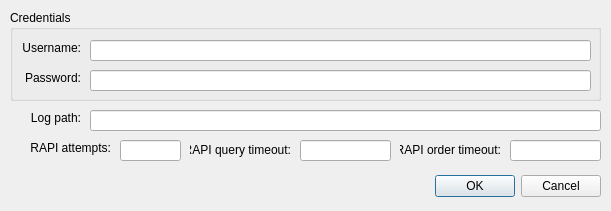
This is settings_dialog_base.ui in eodms-sgdot/eodms-qgis as Qt 5 draws it before an edit. The edited form follows.
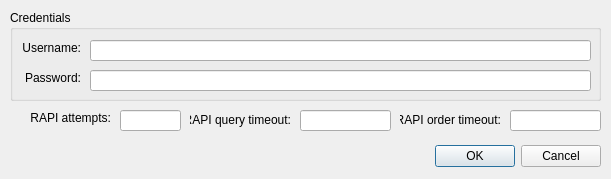
This is the edited form.

```diff
--- a/settings_dialog_base.ui
+++ b/settings_dialog_base.ui
@@ -7,7 +7,7 @@
     <x>0</x>
     <y>0</y>
     <width>611</width>
-    <height>211</height>
+    <height>179</height>
    </rect>
   </property>
   <property name="windowTitle">
@@ -17,7 +17,7 @@
    <property name="geometry">
     <rect>
      <x>260</x>
-     <y>170</y>
+     <y>140</y>
      <width>341</width>
      <height>32</height>
     </rect>
@@ -100,37 +100,11 @@
     </property>
    </widget>
   </widget>
-  <widget class="QLabel" name="lblLog">
-   <property name="geometry">
-    <rect>
-     <x>20</x>
-     <y>110</y>
-     <width>61</width>
-     <height>16</height>
-    </rect>
-   </property>
-   <property name="text">
-    <string>Log path:</string>
-   </property>
-   <property name="alignment">
-    <set>Qt::AlignRight|Qt::AlignTrailing|Qt::AlignVCenter</set>
-   </property>
-  </widget>
-  <widget class="QLineEdit" name="txtLog">
-   <property name="geometry">
-    <rect>
-     <x>90</x>
-     <y>110</y>
-     <width>511</width>
-     <height>21</height>
-    </rect>
-   </property>
-  </widget>
   <widget class="QLabel" name="label_4">
    <property name="geometry">
     <rect>
      <x>20</x>
-     <y>140</y>
+     <y>110</y>
      <width>91</width>
      <height>16</height>
     </rect>
@@ -146,7 +120,7 @@
    <property name="geometry">
     <rect>
      <x>120</x>
-     <y>140</y>
+     <y>110</y>
      <width>61</width>
      <height>21</height>
     </rect>
@@ -156,7 +130,7 @@
    <property name="geometry">
     <rect>
      <x>300</x>
-     <y>140</y>
+     <y>110</y>
      <width>91</width>
      <height>21</height>
     </rect>
@@ -166,7 +140,7 @@
    <property name="geometry">
     <rect>
      <x>190</x>
-     <y>140</y>
+     <y>110</y>
      <width>101</width>
      <height>20</height>
     </rect>
@@ -182,7 +156,7 @@
    <property name="geometry">
     <rect>
      <x>510</x>
-     <y>140</y>
+     <y>110</y>
      <width>91</width>
      <height>21</height>
     </rect>
@@ -192,7 +166,7 @@
    <property name="geometry">
     <rect>
      <x>400</x>
-     <y>140</y>
+     <y>110</y>
      <width>101</width>
      <height>20</height>
     </rect>
```
Left out of the diff: 1 changed line with no effect on the pictures.
